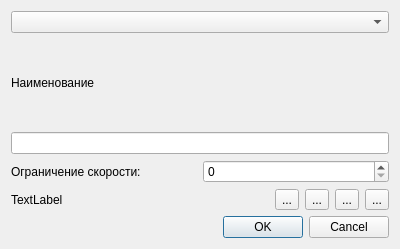
First picture: the form in ui/editpointdialog.ui, repository aunoor/pgsconverter, before the edit.
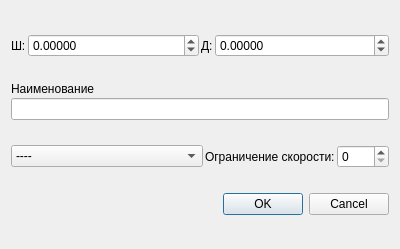
Second picture: the form after the edit. Icons and pictures are not drawn.

Commit message: point edit. has trauble with coords save

The edit to the form file:
```diff
--- a/ui/editpointdialog.ui
+++ b/ui/editpointdialog.ui
@@ -35,13 +35,86 @@
    <bool>true</bool>
   </property>
   <layout class="QVBoxLayout" name="verticalLayout_2">
+   <property name="spacing">
+    <number>2</number>
+   </property>
    <item>
-    <widget class="QComboBox" name="typeComboBox"/>
+    <layout class="QHBoxLayout" name="horizontalLayout_4">
+     <item>
+      <layout class="QHBoxLayout" name="horizontalLayout_2">
+       <item>
+        <widget class="QLabel" name="latLabel">
+         <property name="text">
+          <string>Ш:</string>
+         </property>
+        </widget>
+       </item>
+       <item>
+        <widget class="QDoubleSpinBox" name="latSpinBox">
+         <property name="sizePolicy">
+          <sizepolicy hsizetype="Expanding" vsizetype="Fixed">
+           <horstretch>0</horstretch>
+           <verstretch>0</verstretch>
+          </sizepolicy>
+         </property>
+         <property name="decimals">
+          <number>5</number>
+         </property>
+         <property name="minimum">
+          <double>-90.000000000000000</double>
+         </property>
+         <property name="maximum">
+          <double>90.000000000000000</double>
+         </property>
+        </widget>
+       </item>
+      </layout>
+     </item>
+     <item>
+      <layout class="QHBoxLayout" name="horizontalLayout_3">
+       <item>
+        <widget class="QLabel" name="lonLabel">
+         <property name="text">
+          <string>Д:</string>
+         </property>
+        </widget>
+       </item>
+       <item>
+        <widget class="QDoubleSpinBox" name="lonSpinBox">
+         <property name="sizePolicy">
+          <sizepolicy hsizetype="Expanding" vsizetype="Fixed">
+           <horstretch>0</horstretch>
+           <verstretch>0</verstretch>
+          </sizepolicy>
+         </property>
+         <property name="decimals">
+          <number>5</number>
+         </property>
+         <property name="minimum">
+          <double>-180.000000000000000</double>
+         </property>
+         <property name="maximum">
+          <double>180.000000000000000</double>
+         </property>
+        </widget>
+       </item>
+      </layout>
+     </item>
+    </layout>
    </item>
    <item>
     <layout class="QVBoxLayout" name="verticalLayout">
+     <property name="spacing">
+      <number>2</number>
+     </property>
      <item>
       <widget class="QLabel" name="nameLabel">
+       <property name="sizePolicy">
+        <sizepolicy hsizetype="Preferred" vsizetype="Maximum">
+         <horstretch>0</horstretch>
+         <verstretch>0</verstretch>
+        </sizepolicy>
+       </property>
        <property name="text">
         <string>Наименование</string>
        </property>
@@ -57,70 +130,122 @@
     </layout>
    </item>
    <item>
-    <layout class="QHBoxLayout" name="horizontalLayout">
+    <layout class="QHBoxLayout" name="horizontalLayout_5">
      <item>
-      <widget class="QLabel" name="label">
-       <property name="text">
-        <string>Ограничение скорости:</string>
-       </property>
-      </widget>
-     </item>
-     <item>
-      <widget class="QSpinBox" name="speedSpinBox"/>
-     </item>
-    </layout>
-   </item>
-   <item>
-    <layout class="QHBoxLayout" name="horizontalLayout_3">
-     <item>
-      <widget class="QLabel" name="coordsLabel">
-       <property name="text">
-        <string>TextLabel</string>
-       </property>
-      </widget>
-     </item>
-     <item>
-      <layout class="QHBoxLayout" name="horizontalLayout_2">
+      <widget class="QComboBox" name="typeComboBox">
        <item>
-        <widget class="QToolButton" name="leftToolButton">
-         <property name="toolTip">
-          <string>Подвинуть западнее на 10 метров</string>
-         </property>
-         <property name="text">
-          <string>...</string>
-         </property>
-        </widget>
+        <property name="text">
+         <string>----</string>
+        </property>
+        <property name="icon">
+         <iconset resource="../images.qrc">
+          <normaloff>:/gui/icons/pg_icons/qu.ico</normaloff>:/gui/icons/pg_icons/qu.ico</iconset>
+        </property>
        </item>
        <item>
-        <widget class="QToolButton" name="rightToolButton">
-         <property name="toolTip">
-          <string>Подвинуть восточнее на 10 метров</string>
-         </property>
-         <property name="text">
-          <string>...</string>
-         </property>
-        </widget>
+        <property name="text">
+         <string>Ограничение скорости</string>
+        </property>
+        <property name="icon">
+         <iconset resource="../images.qrc">
+          <normaloff>:/gui/icons/pg_icons/50.ico</normaloff>:/gui/icons/pg_icons/50.ico</iconset>
+        </property>
        </item>
        <item>
-        <widget class="QToolButton" name="upToolButton">
-         <property name="toolTip">
-          <string>Подвинуть севернее на 10 метров</string>
-         </property>
-         <property name="text">
-          <string>...</string>
-         </property>
-        </widget>
+        <property name="text">
+         <string>Внимание, дети!</string>
+        </property>
+        <property name="icon">
+         <iconset resource="../images.qrc">
+          <normaloff>:/gui/icons/pg_icons/children.ico</normaloff>:/gui/icons/pg_icons/children.ico</iconset>
+        </property>
        </item>
        <item>
-        <widget class="QToolButton" name="downToolButton">
-         <property name="toolTip">
-          <string>Подвинуть южнее на 10 метров</string>
-         </property>
+        <property name="text">
+         <string>Прочие опасности</string>
+        </property>
+        <property name="icon">
+         <iconset resource="../images.qrc">
+          <normaloff>:/gui/icons/pg_icons/att.ico</normaloff>:/gui/icons/pg_icons/att.ico</iconset>
+        </property>
+       </item>
+       <item>
+        <property name="text">
+         <string>Лежачий полицейский</string>
+        </property>
+        <property name="icon">
+         <iconset resource="../images.qrc">
+          <normaloff>:/gui/icons/pg_icons/sb.ico</normaloff>:/gui/icons/pg_icons/sb.ico</iconset>
+        </property>
+       </item>
+       <item>
+        <property name="text">
+         <string>Дикие животные</string>
+        </property>
+        <property name="icon">
+         <iconset resource="../images.qrc">
+          <normaloff>:/gui/icons/pg_icons/animals.ico</normaloff>:/gui/icons/pg_icons/animals.ico</iconset>
+        </property>
+       </item>
+       <item>
+        <property name="text">
+         <string>Железнодорожный переезд</string>
+        </property>
+        <property name="icon">
+         <iconset resource="../images.qrc">
+          <normaloff>:/gui/icons/pg_icons/rc.ico</normaloff>:/gui/icons/pg_icons/rc.ico</iconset>
+        </property>
+       </item>
+       <item>
+        <property name="text">
+         <string>ДПС</string>
+        </property>
+        <property name="icon">
+         <iconset resource="../images.qrc">
+          <normaloff>:/gui/icons/pg_icons/dps.ico</normaloff>:/gui/icons/pg_icons/dps.ico</iconset>
+        </property>
+       </item>
+       <item>
+        <property name="text">
+         <string>Камера контроля скорости</string>
+        </property>
+        <property name="icon">
+         <iconset resource="../images.qrc">
+          <normaloff>:/gui/icons/pg_icons/camera.ico</normaloff>:/gui/icons/pg_icons/camera.ico</iconset>
+        </property>
+       </item>
+       <item>
+        <property name="text">
+         <string>Опасный перекресток</string>
+        </property>
+        <property name="icon">
+         <iconset resource="../images.qrc">
+          <normaloff>:/gui/icons/pg_icons/att.ico</normaloff>:/gui/icons/pg_icons/att.ico</iconset>
+        </property>
+       </item>
+       <item>
+        <property name="text">
+         <string>Опасный поворот</string>
+        </property>
+        <property name="icon">
+         <iconset resource="../images.qrc">
+          <normaloff>:/gui/icons/pg_icons/att.ico</normaloff>:/gui/icons/pg_icons/att.ico</iconset>
+        </property>
+       </item>
+      </widget>
+     </item>
+     <item>
+      <layout class="QHBoxLayout" name="horizontalLayout">
+       <item>
+        <widget class="QLabel" name="label">
          <property name="text">
-          <string>...</string>
+          <string>Ограничение скорости:</string>
          </property>
         </widget>
        </item>
+       <item>
+        <widget class="QSpinBox" name="speedSpinBox"/>
+       </item>
       </layout>
      </item>
     </layout>
```
Left out of the diff: 4 changed lines with no effect on the pictures. The commit also changes 3 other files.
